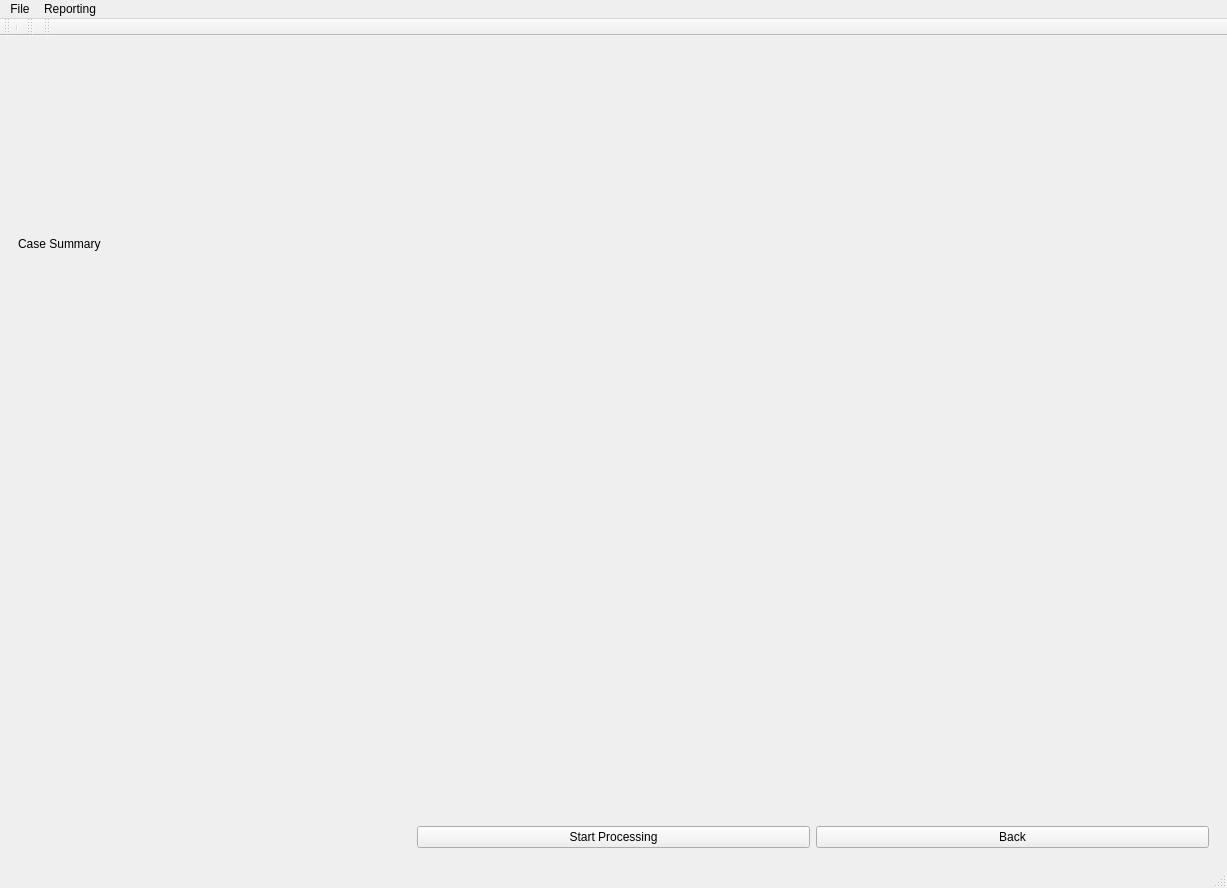
The window that GUI/uifiles/registrydecoder.ui (PKRoma/registrydecoder) describes before a commit, drawn with Qt 5.
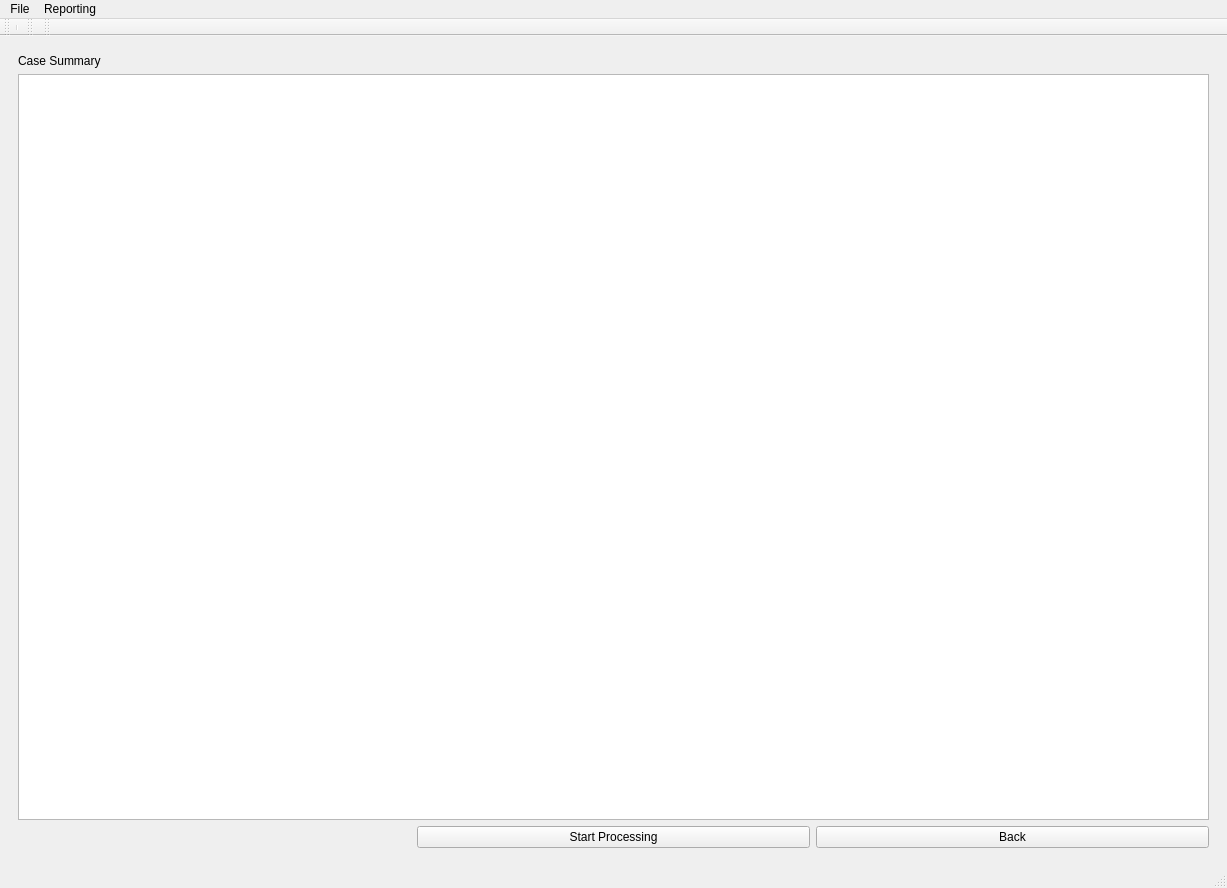
The same window after the commit. The open tabs and pages were chosen to show the change.

Diff of the .ui file:
```diff
--- a/GUI/uifiles/registrydecoder.ui
+++ b/GUI/uifiles/registrydecoder.ui
@@ -575,16 +575,16 @@
            </widget>
           </item>
           <item row="1" column="0" colspan="3">
-           <widget class="QLabel" name="summaryLabel">
-            <property name="text">
+           <widget class="QTextEdit" name="summaryLabel">
+            <property name="enabled">
+             <bool>true</bool>
+            </property>
+            <property name="readOnly">
+             <bool>true</bool>
+            </property>
+            <property name="text" stdset="0">
              <string/>
             </property>
-            <property name="alignment">
-             <set>Qt::AlignLeading|Qt::AlignLeft|Qt::AlignTop</set>
-            </property>
-            <property name="wordWrap">
-             <bool>true</bool>
-            </property>
            </widget>
           </item>
           <item row="2" column="1">
```
Left out of the diff: 3 changed lines with no effect on the pictures.
